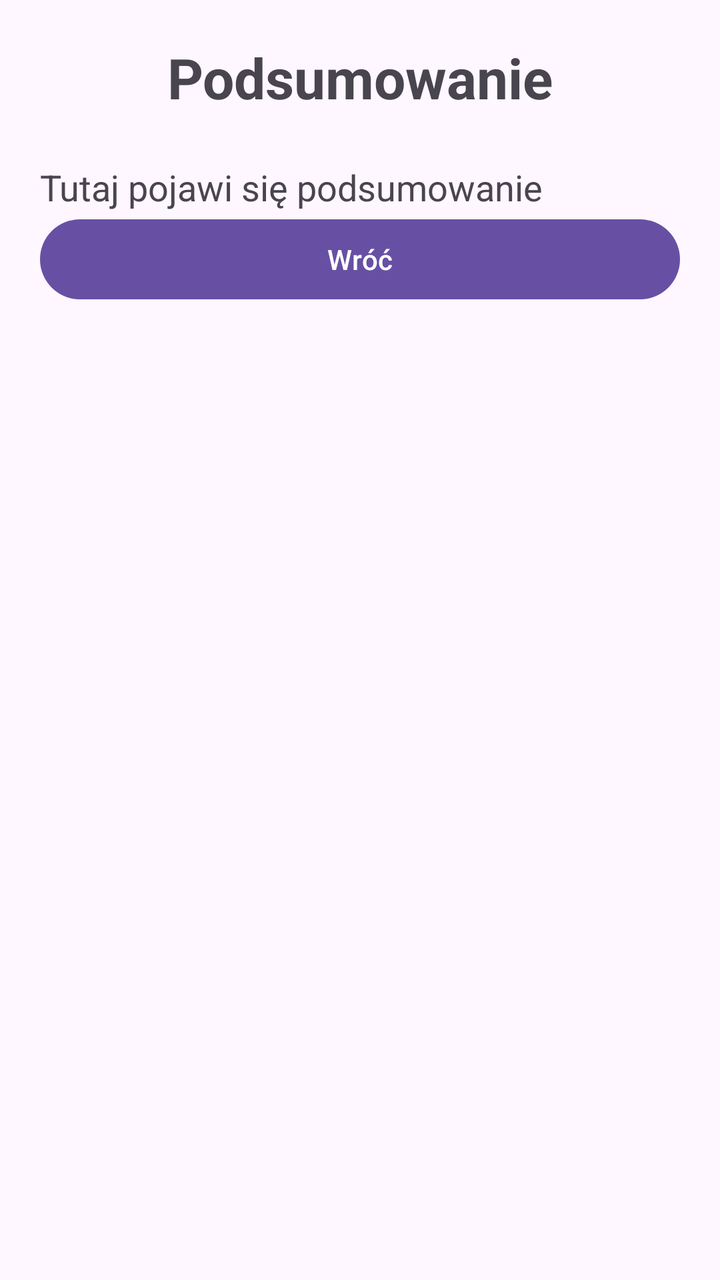
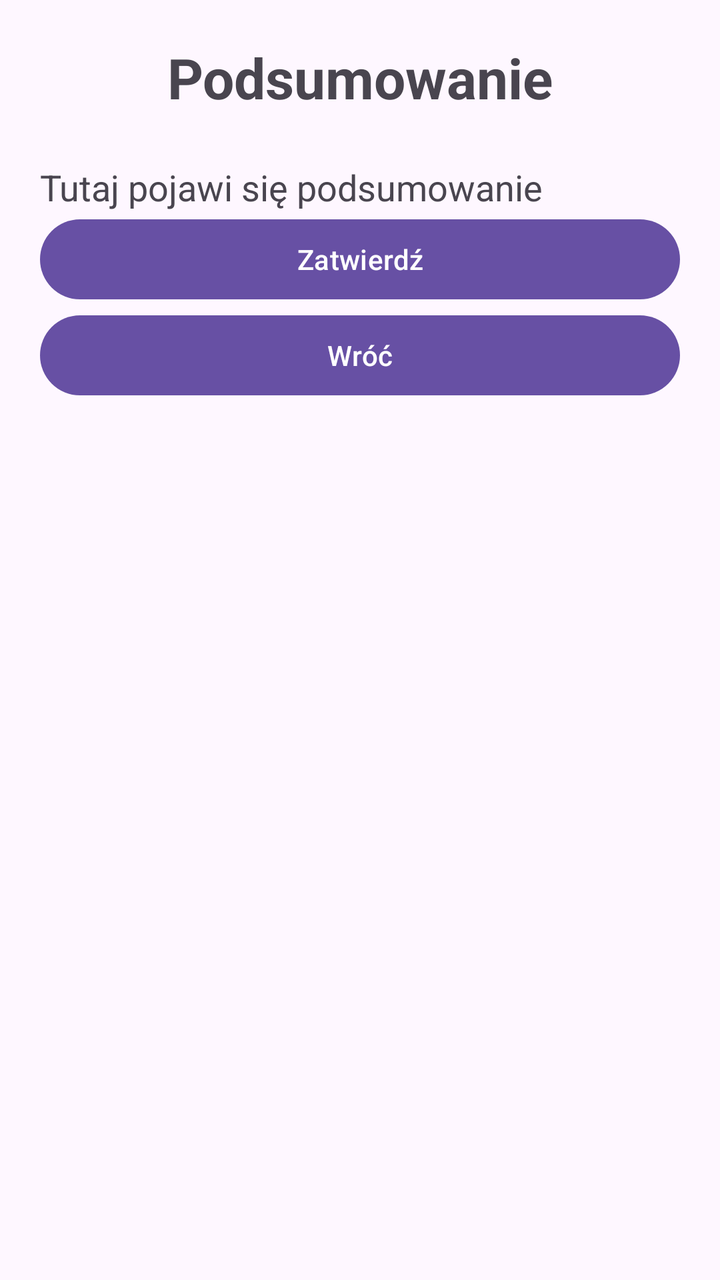

Screens rendered from an Android XML layout before and after an edit, with the pre-edit source and the edit as a unified diff.
<!-- AndroidManifest.xml: application theme Theme.Dwa_ekrany -->
<!-- res/layout/activity_summary.xml -->
<?xml version="1.0" encoding="utf-8"?>
<LinearLayout xmlns:android="http://schemas.android.com/apk/res/android"
    android:layout_width="match_parent"
    android:layout_height="match_parent"
    android:orientation="vertical"
    android:padding="20dp">

    <TextView
        android:layout_width="match_parent"
        android:layout_height="wrap_content"
        android:text="Podsumowanie"
        android:textSize="28sp"
        android:textStyle="bold"
        android:gravity="center"
        android:layout_marginBottom="24dp" />

    <TextView
        android:id="@+id/tvSummary"
        android:layout_width="match_parent"
        android:layout_height="wrap_content"
        android:text="Tutaj pojawi się podsumowanie"
        android:textSize="18sp" />

    <Button
        android:id="@+id/btnBack"
        android:layout_width="match_parent"
        android:layout_height="wrap_content"
        android:text="Wróć" />

</LinearLayout>
<!-- resources referenced by this layout -->
<resources>
  <style name="Theme.Dwa_ekrany" parent="Base.Theme.Dwa_ekrany" />
  <style name="Base.Theme.Dwa_ekrany" parent="Theme.Material3.DayNight.NoActionBar">
          
          
      </style>
</resources>

<!-- the commit's change to res/layout/activity_summary.xml (unified diff, before → after) -->
@@ -22,6 +22,12 @@
         android:textSize="18sp" />
 
     <Button
+        android:id="@+id/btnAccept"
+        android:layout_width="match_parent"
+        android:layout_height="wrap_content"
+        android:text="Zatwierdź" />
+
+    <Button
         android:id="@+id/btnBack"
         android:layout_width="match_parent"
         android:layout_height="wrap_content"
